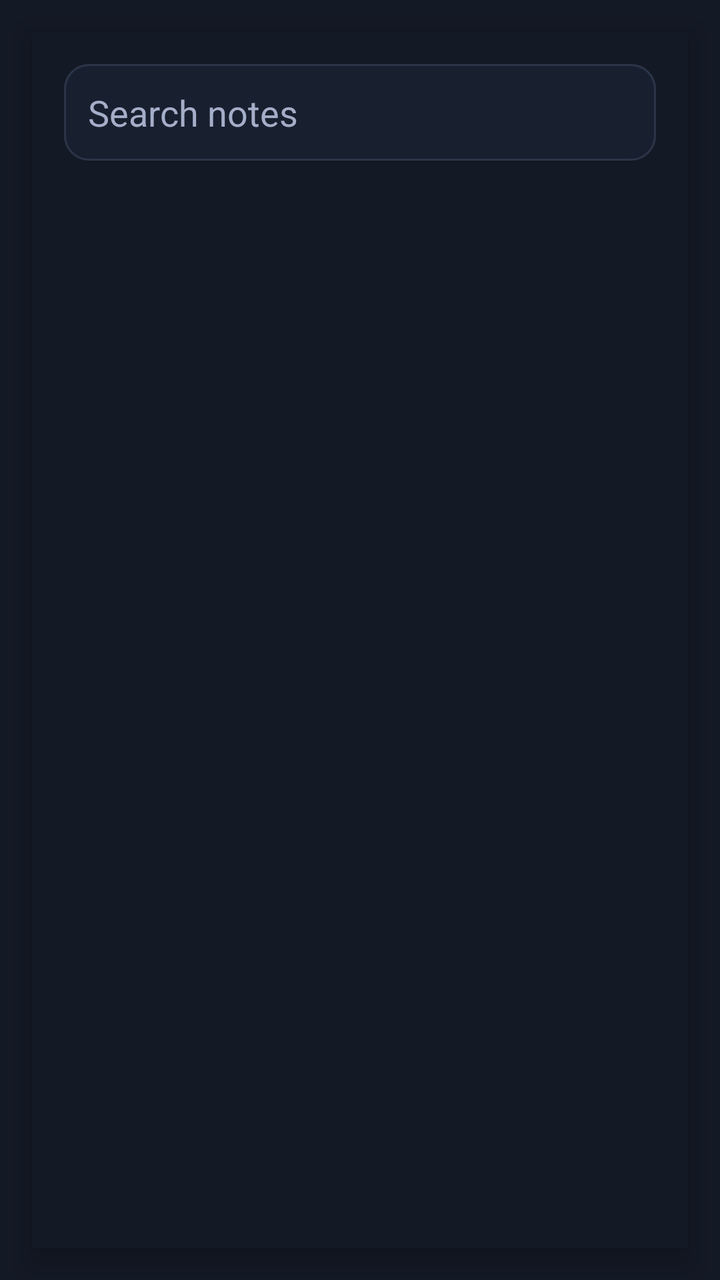
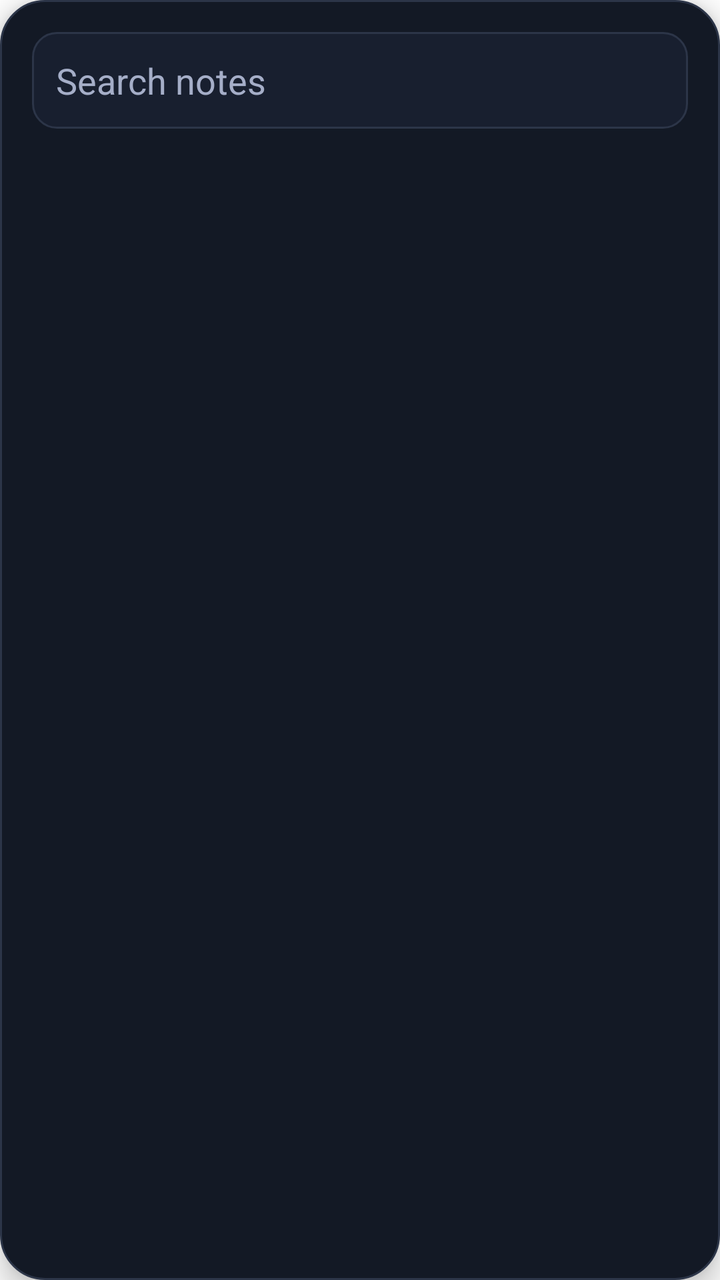

The first picture is an Android layout as it rendered before a commit; the second is the same layout after the commit. The layout source and the unified diff follow.
<!-- AndroidManifest.xml: activity theme WidgetSearchTheme -->
<!-- res/layout/widget_search.xml -->
<?xml version="1.0" encoding="utf-8"?>
<FrameLayout xmlns:android="http://schemas.android.com/apk/res/android"
    android:id="@+id/widget_search_backdrop"
    android:layout_width="match_parent"
    android:layout_height="match_parent">

    <LinearLayout
        android:id="@+id/widget_search_card"
        android:layout_width="match_parent"
        android:layout_height="match_parent"
        android:layout_gravity="center"
        android:layout_margin="16dp"
        android:orientation="vertical"
        android:padding="16dp"
        android:background="@color/silique_canvas"
        android:clickable="true"
        android:elevation="8dp">

        <EditText
            android:id="@+id/widget_query"
            android:layout_width="match_parent"
            android:layout_height="wrap_content"
            android:padding="12dp"
            android:hint="@string/widget_search_hint"
            android:textColor="@color/silique_on_surface"
            android:textColorHint="@color/silique_muted"
            android:background="@drawable/widget_row_background"
            android:inputType="text|textNoSuggestions"
            android:imeOptions="actionSearch|flagNoPersonalizedLearning"
            android:importantForAutofill="no"
            android:singleLine="true"/>

        <TextView
            android:id="@+id/widget_search_status"
            android:layout_width="match_parent"
            android:layout_height="wrap_content"
            android:paddingTop="4dp"
            android:paddingStart="4dp"
            android:textColor="@color/silique_muted"
            android:textSize="12sp"
            android:visibility="gone"/>

        <ListView
            android:id="@+id/widget_results"
            android:layout_width="match_parent"
            android:layout_height="0dp"
            android:layout_weight="1"
            android:divider="@color/silique_line"
            android:dividerHeight="1dp"
            android:scrollbars="none"/>
    </LinearLayout>
</FrameLayout>
<!-- resources referenced by this layout -->
<resources>
  <color name="silique_canvas">#131925</color>
  <color name="silique_line">#2c3548</color>
  <color name="silique_muted">#a5aec8</color>
  <color name="silique_on_surface">#eeefff</color>
  <!-- drawable widget_row_background (drawable) -->
  <?xml version="1.0" encoding="utf-8"?>
  <ripple xmlns:android="http://schemas.android.com/apk/res/android" android:color="#338275ff">
      <item>
          <shape android:shape="rectangle">
              <corners android:radius="12dp"/>
              <solid android:color="@color/silique_panel"/>
              <stroke android:width="1dp" android:color="@color/silique_line"/>
          </shape>
      </item>
  </ripple>
  <string name="widget_search_hint">Search notes</string>
  <style name="WidgetSearchTheme" parent="android:style/Theme.Material.NoActionBar">
          
          <item name="android:windowIsTranslucent">false</item>
          <item name="android:windowIsFloating">false</item>
          <item name="android:backgroundDimEnabled">false</item>
          <item name="android:windowBackground">@color/silique_canvas</item>
          <item name="android:colorAccent">@color/silique_accent</item>
          <item name="android:statusBarColor">@color/silique_canvas</item>
      </style>
  <color name="silique_panel">#181f2f</color>
  <color name="silique_accent">#8275ff</color>
</resources>

<!-- the commit's change to res/layout/widget_search.xml (unified diff, before → after) -->
@@ -1,52 +1,45 @@
 <?xml version="1.0" encoding="utf-8"?>
-<FrameLayout xmlns:android="http://schemas.android.com/apk/res/android"
-    android:id="@+id/widget_search_backdrop"
+<LinearLayout xmlns:android="http://schemas.android.com/apk/res/android"
+    android:id="@+id/widget_search_card"
     android:layout_width="match_parent"
-    android:layout_height="match_parent">
+    android:layout_height="wrap_content"
+    android:layout_margin="16dp"
+    android:orientation="vertical"
+    android:padding="16dp"
+    android:background="@drawable/widget_surface"
+    android:clickable="true"
+    android:elevation="8dp">
 
-    <LinearLayout
-        android:id="@+id/widget_search_card"
+    <EditText
+        android:id="@+id/widget_query"
         android:layout_width="match_parent"
-        android:layout_height="match_parent"
-        android:layout_gravity="center"
-        android:layout_margin="16dp"
-        android:orientation="vertical"
-        android:padding="16dp"
-        android:background="@color/silique_canvas"
-        android:clickable="true"
-        android:elevation="8dp">
+        android:layout_height="wrap_content"
+        android:padding="12dp"
+        android:hint="@string/widget_search_hint"
+        android:textColor="@color/silique_on_surface"
+        android:textColorHint="@color/silique_muted"
+        android:background="@drawable/widget_row_background"
+        android:inputType="text|textNoSuggestions"
+        android:imeOptions="actionSearch|flagNoPersonalizedLearning"
+        android:importantForAutofill="no"
+        android:singleLine="true"/>
 
-        <EditText
-            android:id="@+id/widget_query"
-            android:layout_width="match_parent"
-            android:layout_height="wrap_content"
-            android:padding="12dp"
-            android:hint="@string/widget_search_hint"
-            android:textColor="@color/silique_on_surface"
-            android:textColorHint="@color/silique_muted"
-            android:background="@drawable/widget_row_background"
-            android:inputType="text|textNoSuggestions"
-            android:imeOptions="actionSearch|flagNoPersonalizedLearning"
-            android:importantForAutofill="no"
-            android:singleLine="true"/>
+    <TextView
+        android:id="@+id/widget_search_status"
+        android:layout_width="match_parent"
+        android:layout_height="wrap_content"
+        android:paddingTop="4dp"
+        android:paddingStart="4dp"
+        android:textColor="@color/silique_muted"
+        android:textSize="12sp"
+        android:visibility="gone"/>
 
-        <TextView
-            android:id="@+id/widget_search_status"
-            android:layout_width="match_parent"
-            android:layout_height="wrap_content"
-            android:paddingTop="4dp"
-            android:paddingStart="4dp"
-            android:textColor="@color/silique_muted"
-            android:textSize="12sp"
-            android:visibility="gone"/>
-
-        <ListView
-            android:id="@+id/widget_results"
-            android:layout_width="match_parent"
-            android:layout_height="0dp"
-            android:layout_weight="1"
-            android:divider="@color/silique_line"
-            android:dividerHeight="1dp"
-            android:scrollbars="none"/>
-    </LinearLayout>
-</FrameLayout>
+    <ListView
+        android:id="@+id/widget_results"
+        android:layout_width="match_parent"
+        android:layout_height="320dp"
+        android:layout_marginTop="8dp"
+        android:divider="@color/silique_line"
+        android:dividerHeight="1dp"
+        android:scrollbars="none"/>
+</LinearLayout>
<!-- resource entries referenced after the edit -->
@@ -15,15 +15,23 @@
           </shape>
       </item>
   </ripple>
+  <!-- drawable widget_surface (drawable) -->
+  <?xml version="1.0" encoding="utf-8"?>
+  <shape xmlns:android="http://schemas.android.com/apk/res/android" android:shape="rectangle">
+      <corners android:radius="22dp"/>
+      <solid android:color="@color/silique_canvas"/>
+      <stroke android:width="1dp" android:color="@color/silique_line"/>
+  </shape>
   <string name="widget_search_hint">Search notes</string>
-  <style name="WidgetSearchTheme" parent="android:style/Theme.Material.NoActionBar">
-          
-          <item name="android:windowIsTranslucent">false</item>
-          <item name="android:windowIsFloating">false</item>
-          <item name="android:backgroundDimEnabled">false</item>
-          <item name="android:windowBackground">@color/silique_canvas</item>
+  <style name="WidgetSearchTheme" parent="android:style/Theme.Material.Dialog">
+          <item name="android:windowNoTitle">true</item>
+          <item name="android:windowIsTranslucent">true</item>
+          <item name="android:windowIsFloating">true</item>
+          <item name="android:backgroundDimEnabled">true</item>
+          <item name="android:windowBackground">@android:color/transparent</item>
+          <item name="android:windowCloseOnTouchOutside">true</item>
           <item name="android:colorAccent">@color/silique_accent</item>
-          <item name="android:statusBarColor">@color/silique_canvas</item>
+          <item name="android:statusBarColor">@android:color/transparent</item>
       </style>
   <color name="silique_panel">#181f2f</color>
   <color name="silique_accent">#8275ff</color>
